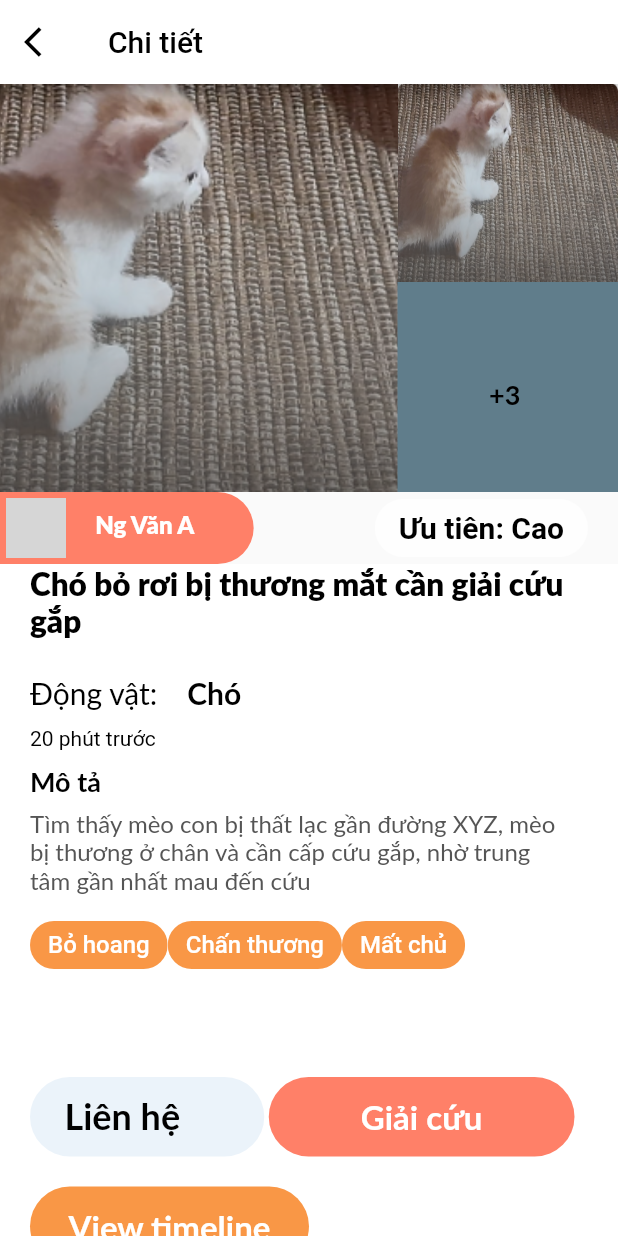
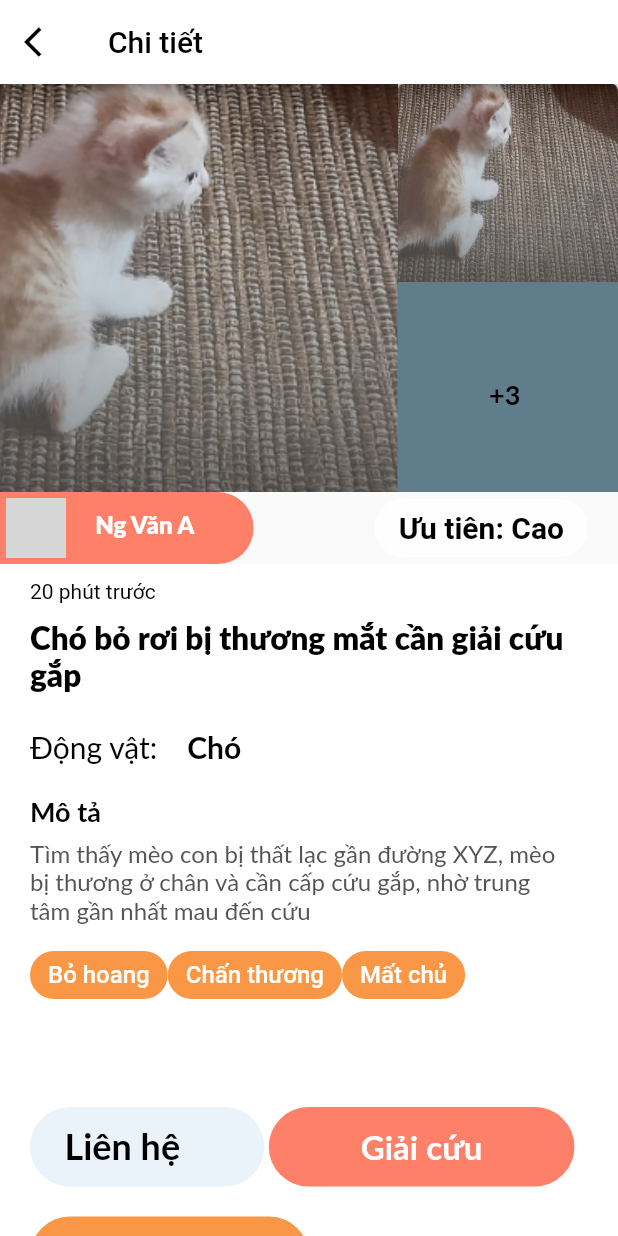
Before and after one commit to catInOrbit/PetRescue, a Flutter app: the DetailCard screen opened directly with sample values from the repository, on a phone screen of 412 x 824 dp. Run offline on Flutter 3.47's test engine with Material 2 defaults, Android fonts, the phone set to English and light mode, and no system bars; our stand-ins replace email_validator, flutter_icons, flutter_signin_button, flutter_slidable, flutter_svg, formz and 4 more; missing offline and left inert: flappy_search_bar, flutter_custom_dialog, timeline_list; network calls fail; Roboto replaces fonts that are missing (Lato); grey boxes are pictures that could not be loaded.

Commit message:
routine commit

```diff
--- a/lib/EditPost/edit_post.dart
+++ b/lib/EditPost/edit_post.dart
@@ -410,7 +410,7 @@ class _EditPostState extends State<EditPost> {
                                 color: Colors.white, fontSize: 13, fontWeight: FontWeight.bold
                             ),),
                               SizedBox(width: 5,),
-                              Icon(Icons.warning, color: Colors.white, size:12)
+                              Icon(Icons.pets, color: Colors.white, size:12)
                             ],
                           )
                       ),
@@ -431,7 +431,7 @@ class _EditPostState extends State<EditPost> {
                                 color: Colors.white, fontSize: 13, fontWeight: FontWeight.bold
                             ),),
                               SizedBox(width: 5,),
-                              Icon(Icons.warning, color: Colors.white, size:12)
+                              Icon(Icons.pets, color: Colors.white, size:12)
                             ],
                           )
                       ),
--- a/lib/repository/data/post_data.dart
+++ b/lib/repository/data/post_data.dart
@@ -56,7 +56,7 @@ List<Post> listOfPosts = [
       "Mèo nhà",
       "87-79 Trần Bình Trọng, Phường 1, Gò Vấp, Thành phố Hồ Chí Minh, Vietnam",
       DateTime.now(),
-      PostType.RequestPost,
+      PostType.FinishedPost,
       "https://sbly-web-prod-shareably.netdna-ssl.com/wp-content/uploads/2018/08/14083438/battle_cat_recovery_featured.jpg",
       "Male",
       "6-8 months",
--- a/lib/widgets/common.dart
+++ b/lib/widgets/common.dart
@@ -443,7 +443,7 @@ class DetailCardButton extends StatelessWidget {
     List<Color> colorScheme;
 
     if (isTimeline) {
-      text = "View timeline";
+      text = "Xem timeline";
       colorScheme = [PetRescueTheme.orange, Colors.white];
     } else if (postModel.postType == PostType.AdoptPost) {
       text = "Nhận nuôi";
@@ -452,15 +452,20 @@ class DetailCardButton extends StatelessWidget {
       text = "Giải cứu";
       colorScheme = PetRescueTheme.revertRescuePostTheme;
     }
+    else if (postModel.postType == PostType.InRescuePost) {
+      text = "Xem diễn biến";
+      colorScheme = [PetRescueTheme.lime, Colors.white];
+    }
 
     return Flexible(
       child: InkWell(
         onTap: () {
 
-          if (!isTimeline)
+          if (!isTimeline && postModel.postType != PostType.InRescuePost)
             {
               showAlertDialog(context);
             }
+
           else
             Navigator.push(context, MaterialPageRoute(builder: (context) => TimelineBottomCard(postModel: postModel,),));
 
--- a/lib/widgets/detail_card.dart
+++ b/lib/widgets/detail_card.dart
@@ -112,8 +112,11 @@ class DetailCard extends StatelessWidget {
                   children: [
                     UserInfoRibon(postModel: postModel, isDetailRibbon: true,),
                     showResponsibleUserRibon(postModel),
+
                   ],
                 ),
+
+
                 Expanded(
                   child: Container(
                     color: Colors.white,
@@ -125,6 +128,13 @@ class DetailCard extends StatelessWidget {
                       mainAxisSize: MainAxisSize.min,
                       crossAxisAlignment: CrossAxisAlignment.start,
                       children: [
+
+                        Padding(
+                          padding: const EdgeInsets.only(top: 10, bottom: 10),
+                          child: Text("20 phút trước", style: TextStyle(color: Colors.black),),
+                        ),
+
+
                         Container(
                           width: 390.30,
                           padding: const EdgeInsets.only(
@@ -261,7 +271,6 @@ class DetailCard extends StatelessWidget {
                                       ],
                                     ),
                                   ),
-                                  Text("20 phút trước", style: TextStyle(color: Colors.black),)
                                 ],
                               ),
                               SizedBox(height: 10),
@@ -350,7 +359,7 @@ class DetailCard extends StatelessWidget {
                                     SizedBox(width: 3),
                                     //TODO: Find way to expand children
 
-                                    if(postModel.postType != PostType.InRescuePost && postModel.postType != PostType.FinishedPost)
+                                    if(postModel.postType != PostType.FinishedPost)
                                       DetailCardButton(postModel: postModel,isTimeline: false,)
                                   ],
                                 ),
@@ -489,7 +498,7 @@ class TimelineDetail extends StatelessWidget {
               crossAxisAlignment: CrossAxisAlignment.start,
               children: [
                 Text(
-                  "Wednesday, 5th Oct ",
+                  "Thứ tư, 5 Tháng 10",
                   style: TextStyle(
                     color: Colors.black,
                     fontSize: 18,
```
